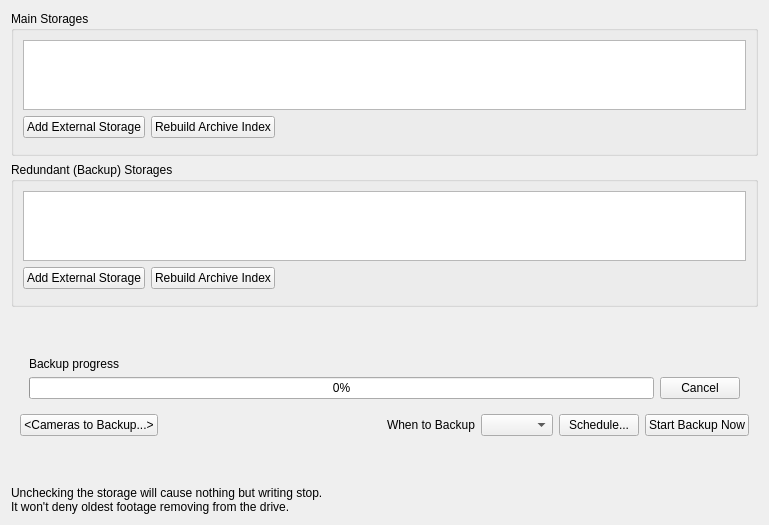
Above: client/src/ui/widgets/properties/storage_config_widget.ui from networkoptix/nx_open before the change. Below: the same form after it.
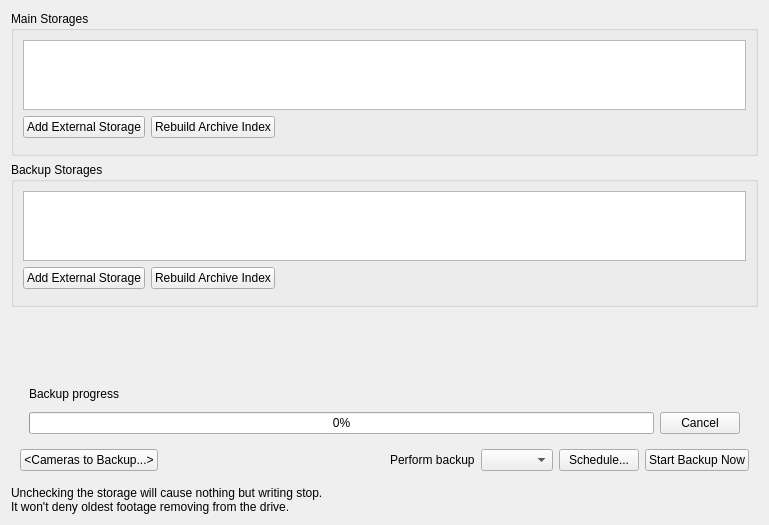
That is the form after the change. Custom widgets are drawn as their Qt base class.

Commit message:
VMS-1344: Fix strings on Storage management form
<==== Mercurial data ====>
Branch: dev_2.5.0_gui

The edit to the form file:
```diff
--- a/client/src/ui/widgets/properties/storage_config_widget.ui
+++ b/client/src/ui/widgets/properties/storage_config_widget.ui
@@ -85,7 +85,7 @@
    <item>
     <widget class="QGroupBox" name="groupBox">
      <property name="title">
-      <string>Redundant (Backup) Storages</string>
+      <string>Backup Storages</string>
      </property>
      <layout class="QVBoxLayout" name="verticalLayout_4">
       <item>
@@ -265,7 +265,7 @@
         <item>
          <widget class="QLabel" name="whenToBackupLabel">
           <property name="text">
-           <string>When to Backup</string>
+           <string>Perform backup</string>
           </property>
          </widget>
         </item>
@@ -304,19 +304,6 @@
      </property>
     </spacer>
    </item>
-   <item>
-    <spacer name="verticalSpacer_3">
-     <property name="orientation">
-      <enum>Qt::Vertical</enum>
-     </property>
-     <property name="sizeHint" stdset="0">
-      <size>
-       <width>20</width>
-       <height>4000</height>
-      </size>
-     </property>
-    </spacer>
-   </item>
    <item>
     <widget class="QLabel" name="storagesWarningLabel">
      <property name="text">
```
The commit also changes 3 other files.
